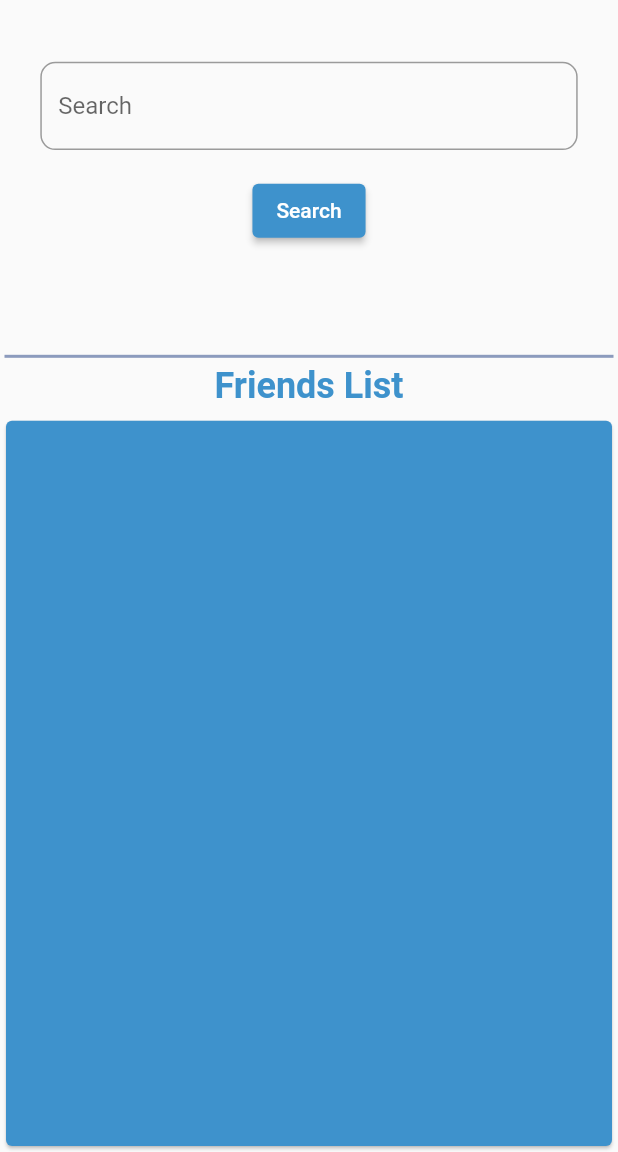
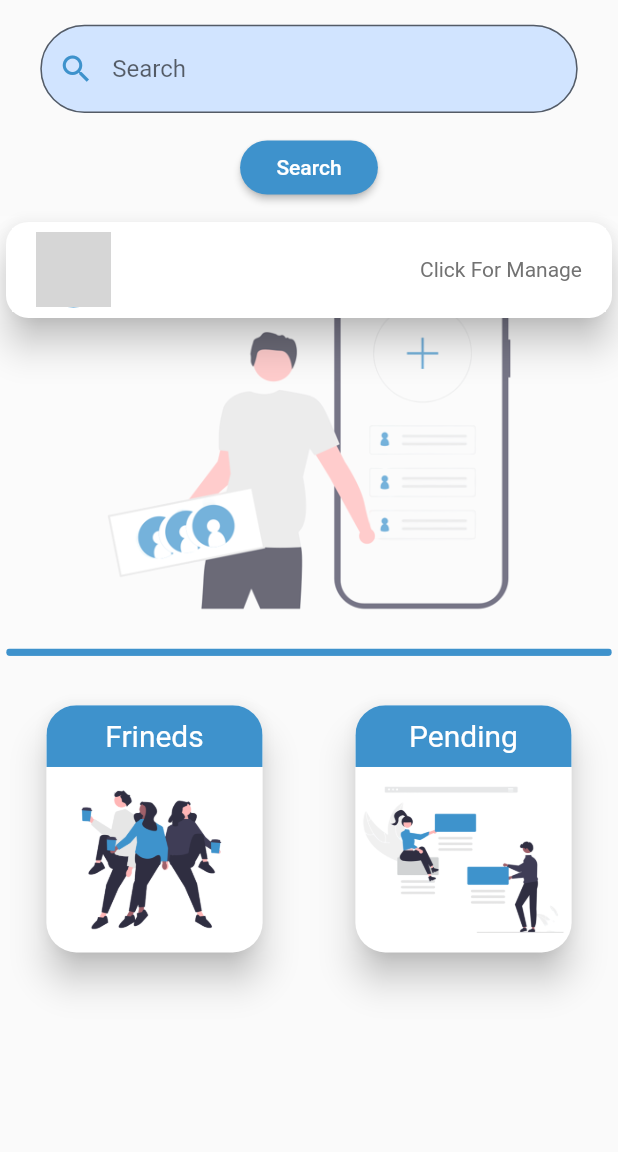
Before and after one commit to Cri-Perni/Find_Me, a Flutter app: the Friends screen opened directly with empty values, after a tap on "Search", on a phone screen of 412 x 824 dp, the part 84-1236 px from its top. Run offline on Flutter 3.47's test engine with Material 2 defaults, Android fonts, the phone set to English and light mode, and no system bars; our stand-ins replace cloud_firestore, firebase_auth, firebase_core, geolocator, google_maps_flutter, google_nav_bar and 5 more; missing offline and left inert: dart:ffi, google_maps_flutter_platform_interface; accounts and stored records are empty; grey boxes are pictures that could not be loaded.

Commit message:
Pagina fiends sistema, manca solo la revisone della pagina friend request

```diff
--- a/findme/lib/color/color.dart
+++ b/findme/lib/color/color.dart
@@ -13,7 +13,6 @@ class _Container {
   Color notify = const Color.fromRGBO(216, 49, 91, 1);
 }
 
-
 class _Scaffold {
   Color background = const Color.fromARGB(255, 250, 251, 255);
 }
--- a/findme/lib/main.dart
+++ b/findme/lib/main.dart
@@ -21,7 +21,7 @@ class MyApp extends StatelessWidget {
       title: 'Flutter Demo',
       theme: ThemeData(
         primaryColor: AppColors.container.background,
-        primarySwatch: Colors.blue
+        primarySwatch:  Colors.blueGrey
       ),
       home: const WidgetTree(),
     );
--- a/findme/lib/notused/get_user_image.dart
+++ b/findme/lib/notused/get_user_image.dart
@@ -3,8 +3,8 @@ import 'package:flutter/material.dart';
 import 'package:flutter/src/widgets/container.dart';
 import 'package:flutter/src/widgets/framework.dart';
 
-class GetUserName extends StatelessWidget {
-  GetUserName({super.key, required this.documentId});
+class GetUserImage extends StatelessWidget {
+  GetUserImage({super.key, required this.documentId});
 
   String documentId;
 
--- a/findme/lib/page/f_request.dart
+++ b/findme/lib/page/f_request.dart
@@ -188,6 +188,7 @@ class _FriendRequestReceivedState2 extends State<FriendRequestReceived2> {
                   itemBuilder: ((context, index) {
                     // ignore: prefer_const_constructors
                     return Card(
+                      shape: RoundedRectangleBorder(borderRadius: BorderRadius.circular(10)),
                       color: Colors.white,
                       // ignore: prefer_const_constructors
                       child: Padding(
--- a/findme/lib/page/friends.dart
+++ b/findme/lib/page/friends.dart
@@ -1,6 +1,8 @@
 import 'package:badges/badges.dart';
 import 'package:cloud_firestore/cloud_firestore.dart';
 import 'package:findme/color/color.dart';
+import 'package:findme/page/friends_list.dart';
+import 'package:findme/page/pending_request.dart';
 import 'package:findme/service/request_service.dart';
 import 'package:findme/service/user.dart';
 import 'package:findme/page/f_request.dart';
@@ -23,7 +25,6 @@ class Friends extends StatefulWidget {
 class _FriendsState extends State<Friends> {
   List<String> docRequestsId = [];
   List<String> docRequestsSentId = [];
-
   bool isLoading = false;
   Map<String, dynamic> userMap = {};
 
@@ -32,6 +33,7 @@ class _FriendsState extends State<Friends> {
 
   @override
   void initState() {
+    docRequestsSentId = [];
     getDocId();
     getDocIdRequestSent();
     super.initState();
@@ -71,7 +73,10 @@ class _FriendsState extends State<Friends> {
         .collection('receivedrequests')
         .get()
         .then((snapshot) => snapshot.docs.forEach((document) {
+              setState(() {
                 docRequestsId.add(document.reference.id);
+              });
+
               debugPrint(document.reference.toString());
             }));
   }
@@ -83,7 +88,9 @@ class _FriendsState extends State<Friends> {
         .collection('sentrequests')
         .get()
         .then((snapshot) => snapshot.docs.forEach((document) {
+              setState(() {
                 docRequestsSentId.add(document.reference.id);
+              });
               debugPrint(document.reference.toString());
             }));
   }
@@ -135,16 +142,20 @@ class _FriendsState extends State<Friends> {
   }
 
   Widget textType(usermap) {
+    getDocIdRequestSent();
     if (RequestService()
         .isJustfrineds(widget.myuser.friends!, usermap['uid'])) {
       return const Text('do you really want to remove this friend?');
     } else if (RequestService().isJustSent(docRequestsSentId, usermap['uid'])) {
       return const Text('do you want to delete the request?');
+    } else if (RequestService().isMe(widget.myuser.id!, usermap['uid'])) {
+      return const Text('This is your profile');
     }
     return const Text('do you want send the request?');
   }
 
   Widget buttonDialog(usermap) {
+    getDocIdRequestSent();
     if (RequestService()
         .isJustfrineds(widget.myuser.friends!, usermap['uid'])) {
       return ElevatedButton(
@@ -156,10 +167,13 @@ class _FriendsState extends State<Friends> {
                 confirmBtnColor: AppColors.container.background,
                 type: QuickAlertType.success,
                 text: 'Friend Removed');
+            setState(() {
+              userMap = {};
+            });
           },
-          child: const Text("Remove"),
           style: ElevatedButton.styleFrom(
-              backgroundColor: AppColors.container.background));
+              backgroundColor: AppColors.container.background),
+          child: const Text("Remove"));
     } else if (RequestService().isJustSent(docRequestsSentId, usermap['uid'])) {
       return ElevatedButton(
           onPressed: () {
@@ -173,12 +187,15 @@ class _FriendsState extends State<Friends> {
                 text: 'Request Deleted');
             setState(() {
               docRequestsSentId = [];
+              userMap = {};
             });
             getDocIdRequestSent();
           },
           style: ElevatedButton.styleFrom(
               backgroundColor: AppColors.container.background),
           child: const Text("Delete"));
+    } else if (RequestService().isMe(widget.myuser.id!, usermap['uid'])) {
+      return const SizedBox();
     }
     return ElevatedButton(
         onPressed: () {
@@ -192,6 +209,7 @@ class _FriendsState extends State<Friends> {
               text: 'Request sent');
           setState(() {
             docRequestsSentId = [];
+            userMap = {};
           });
           getDocIdRequestSent();
         },
@@ -212,6 +230,58 @@ class _FriendsState extends State<Friends> {
                 RoundedRectangleBorder(borderRadius: BorderRadius.circular(20)),
           );
         }));
+  }
+
+  Widget textField(TextEditingController controller) {
+    return TextField(
+      controller: controller,
+      decoration: InputDecoration(
+          hintText: 'Search',
+          prefixIcon: const Icon(Icons.search),
+          prefixIconColor: AppColors.container.background,
+          fillColor: const Color.fromRGBO(209, 228, 255, 1),
+          filled: true,
+          border: OutlineInputBorder(
+              borderRadius: BorderRadius.circular(50),
+              borderSide: BorderSide(color: AppColors.container.background))),
+    );
+  }
+
+  Widget cardFriends(Size size, String title, AssetImage image) {
+    return Card(
+        elevation: 10,
+        shape: RoundedRectangleBorder(borderRadius: BorderRadius.circular(20)),
+        child: ClipRRect(
+          borderRadius: BorderRadius.circular(20),
+          // ignore: sized_box_for_whitespace
+          child: Container(
+            height: size.height * .20,
+            width: size.width * .35,
+            child: Column(children: [
+              Container(
+                  height: size.height * .05,
+                  width: size.width * .40,
+                  decoration: BoxDecoration(
+                    color: AppColors.container.background,
+                  ),
+                  child: Center(
+                      child: Text(
+                    title,
+                    style: const TextStyle(
+                      fontSize: 20,
+                      color: Colors.white,
+                    ),
+                  ))),
+              Container(
+                  height: size.height * .15,
+                  decoration: BoxDecoration(
+                      image: DecorationImage(
+                    image: image,
+                    fit: BoxFit.fitHeight,
+                  )))
+            ]),
+          ),
+        ));
   }
 
   @override
@@ -263,8 +333,8 @@ class _FriendsState extends State<Friends> {
                         Navigator.push(
                             context,
                             PageTransition(
-                              child:
-                                  FriendRequestReceived2(myuser: widget.myuser),
+                                child: FriendRequestReceived2(
+                                    myuser: widget.myuser),
                                 type: PageTransitionType.rightToLeft));
                       },
                     );
@@ -272,10 +342,11 @@ class _FriendsState extends State<Friends> {
                 })),
           ],
         ),
-      body: Column(
+        body: SingleChildScrollView(
+            child: Column(
           children: [
             SizedBox(
-            height: size.height / 20,
+              height: size.height * .02,
             ),
             Container(
               height: size.height / 14,
@@ -284,58 +355,49 @@ class _FriendsState extends State<Friends> {
               child: Container(
                 height: size.height / 14,
                 width: size.width / 1.15,
-              child: TextField(
-                controller: _searchController,
-                decoration: InputDecoration(
-                    hintText: "Search",
-                    border: OutlineInputBorder(
-                        borderRadius: BorderRadius.circular(10))),
-              ),
+                child: textField(_searchController),
               ),
             ),
             SizedBox(
-            height: size.height * .02,
+              height: size.height * .015,
             ),
             ElevatedButton(
                 style: ElevatedButton.styleFrom(
+                    shape: RoundedRectangleBorder(
+                        borderRadius: BorderRadius.circular(25)),
                     backgroundColor: AppColors.container.background),
-              onPressed: onSearch,
-              child: const Text('Search')),
-          // SizedBox(height: size.height/30,),
+                onPressed: () {
+                  setState(() {
+                    docRequestsSentId = [];
+                  });
+                  onSearch();
+                  getDocIdRequestSent();
+                },
+                child: Padding(
+                    padding: EdgeInsets.all(size.width * .02),
+                    child: const Text('Search'))),
+            SizedBox(
+              height: size.height * .01,
+            ),
             userMap.isEmpty != true
-              ? ListTile(
-                  onTap: () {
-                    dialogRequest(userMap);
-                  },
-                  title: Text(userMap['username']),
-                  subtitle: Text(userMap['email']),
-                )
-              : Container(
-                  height: size.height * .12,
-                ),
-          SizedBox(
-            height: 2,
-            width: size.width - 6,
-            child: Container(
-              color: AppColors.container.backgroundark,
-            ),
-          ),
-          Padding(
-              padding: const EdgeInsets.all(5),
-              child: Text(
-                'Friends List',
-                style: TextStyle(
-                    fontSize: 24,
-                    fontWeight: FontWeight.bold,
-                    color: AppColors.container.background),
-              )),
-          Expanded(
-              child: Card(
-                  color: AppColors.container.background,
-                  child: ListView.builder(
-                      itemCount: widget.myuser.friends!.length,
-                      itemBuilder: ((context, index) {
-                        return Card(
+                ? Stack(children: [
+                    Container(
+                        padding: EdgeInsets.only(
+                            top: size.height * 0.13,
+                            bottom: size.height * 0.08),
+                        height: size.height * .35,
+                        decoration: const BoxDecoration(
+                            image: DecorationImage(
+                                image: AssetImage("assets/Search.png"),
+                                fit: BoxFit.fitHeight))),
+                    Container(
+                        height: size.height * .35,
+                        color: Color.fromARGB(73, 255, 255, 255),
+                        child: Column(children: [
+                          Card(
+                            elevation: 10,
+                            shape: RoundedRectangleBorder(
+                                borderRadius: BorderRadius.circular(15)),
                             color: Colors.white,
                             // ignore: prefer_const_constructors
                             child: Padding(
@@ -343,13 +405,12 @@ class _FriendsState extends State<Friends> {
                               child: ListTile(
                                 leading: CircleAvatar(
                                   backgroundImage:
-                                      const AssetImage("assets/utente.jfif"),
+                                      AssetImage("assets/utente.jfif"),
                                   backgroundColor:
                                       AppColors.container.background,
-                                  radius: 25),
-                              title: GetUserName(
-                                  documentId:
-                                      widget.myuser.friends![index].trim()),
+                                  radius: 25,
+                                ),
+                                title: Text(userMap['username']),
                                 tileColor: Colors.white,
                                 trailing: Row(
                                   mainAxisSize: MainAxisSize.min,
@@ -358,29 +419,67 @@ class _FriendsState extends State<Friends> {
                                     const Text(
                                       'Click For Manage',
                                       style: TextStyle(
-                                        color:
-                                            Color.fromARGB(255, 114, 114, 114)),
+                                          color: Color.fromARGB(
+                                              255, 114, 114, 114)),
                                     )
                                   ],
                                 ),
                                 onTap: () {
-                                dialog(
-                                    GetUserName(
-                                        documentId: widget
-                                            .myuser.friends![index]
-                                            .trim()),
-                                    widget.myuser.friends![index]);
+                                  docRequestsSentId;
+                                  dialogRequest(userMap);
                                 },
                               ),
                             ),
-                        );
-                      }
                           )
+                        ]))
+                  ])
+                : Container(
+                    padding: EdgeInsets.only(
+                        top: size.height * 0.13, bottom: size.height * 0.08),
+                    height: size.height * .35,
+                    decoration: const BoxDecoration(
+                        image: DecorationImage(
+                            image: AssetImage("assets/Search.png"),
+                            fit: BoxFit.fitHeight))),
+            ClipRRect(
+              borderRadius: BorderRadius.circular(10),
+              child: SizedBox(
+                height: size.height * .006,
+                width: size.width * .98,
+                child: Container(
+                  color: AppColors.container.background,
+                ),
+              ),
+            ),
+            SizedBox(
+              height: size.height * .035,
+            ),
+            Row(mainAxisAlignment: MainAxisAlignment.spaceAround, children: [
+              GestureDetector(
+                child: cardFriends(
+                    size, 'Frineds', const AssetImage("assets/Friend.png")),
+                onTap: () {
+                  Navigator.push(
+                      context,
+                      PageTransition(
+                          child: FriendsList(myuser: widget.myuser),
+                          type: PageTransitionType.rightToLeft));
+                },
+              ),
+              GestureDetector(
+                child: cardFriends(
+                    size, 'Pending', const AssetImage("assets/Recived.png")),
+                onTap: () {
+                  // ignore: avoid_print
+                  Navigator.push(
+                      context,
+                      PageTransition(
+                          child: Pending(myuser: widget.myuser),
+                          type: PageTransitionType.rightToLeft));
+                },
               )
-            )
-          )
+            ])
           ],
-      ),
-    );
+        )));
   }
 }
--- a/findme/lib/page/home.dart
+++ b/findme/lib/page/home.dart
@@ -305,6 +305,7 @@ class _HomeState extends State<Home>  with AutomaticKeepAliveClientMixin<Home>{
                   ),
                   //TextButton(onPressed:_LogOut , child: Text('Logout')),
                   Card(
+
                     shape: RoundedRectangleBorder(
                         borderRadius: BorderRadius.circular(20)),
                     elevation: 4,
--- a/findme/pubspec.yaml
+++ b/findme/pubspec.yaml
@@ -89,6 +89,9 @@ flutter:
     - assets/splash.png
     - assets/nodata.png
     - assets/utente.jfif
+    - assets/Search.png
+    - assets/Friend.png
+    - assets/Recived.png
 
 
   # An image asset can refer to one or more resolution-specific "variants", see
```
Also changed, not shown: findme/lib/page/friends_list.dart (added, +145 -0 lines), findme/lib/page/pending_request.dart (added, +161 -0 lines), findme/lib/service/request_service.dart (+24 -3 lines), findme/assets/Friend.png (added), findme/assets/Recived.png (added), findme/assets/Search.png (added), findme/assets/noFriends.png (added), findme/lib/service/widget.dart (added). Lines whose indentation alone changed are shown as unchanged.
